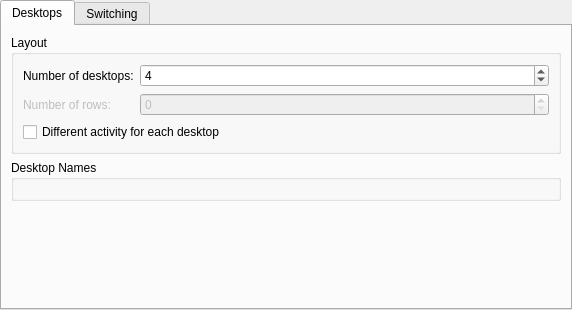
The window that kcmkwin/kwindesktop/main.ui (KDE/kwin) describes before a commit, drawn with Qt 5.
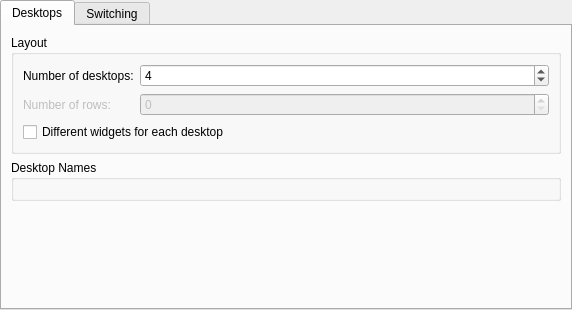
The same window after the commit. Custom widgets are drawn as their Qt base class.

Commit message: activities are a separate thing now, what virtual desktops had was merely widget groups

Diff of the .ui file:
```diff
--- a/kcmkwin/kwindesktop/main.ui
+++ b/kcmkwin/kwindesktop/main.ui
@@ -85,7 +85,7 @@
           <item row="2" column="0" colspan="2">
            <widget class="QCheckBox" name="activityCheckBox">
             <property name="text">
-             <string>Different activity for each desktop</string>
+             <string>Different widgets for each desktop</string>
             </property>
            </widget>
           </item>
```
